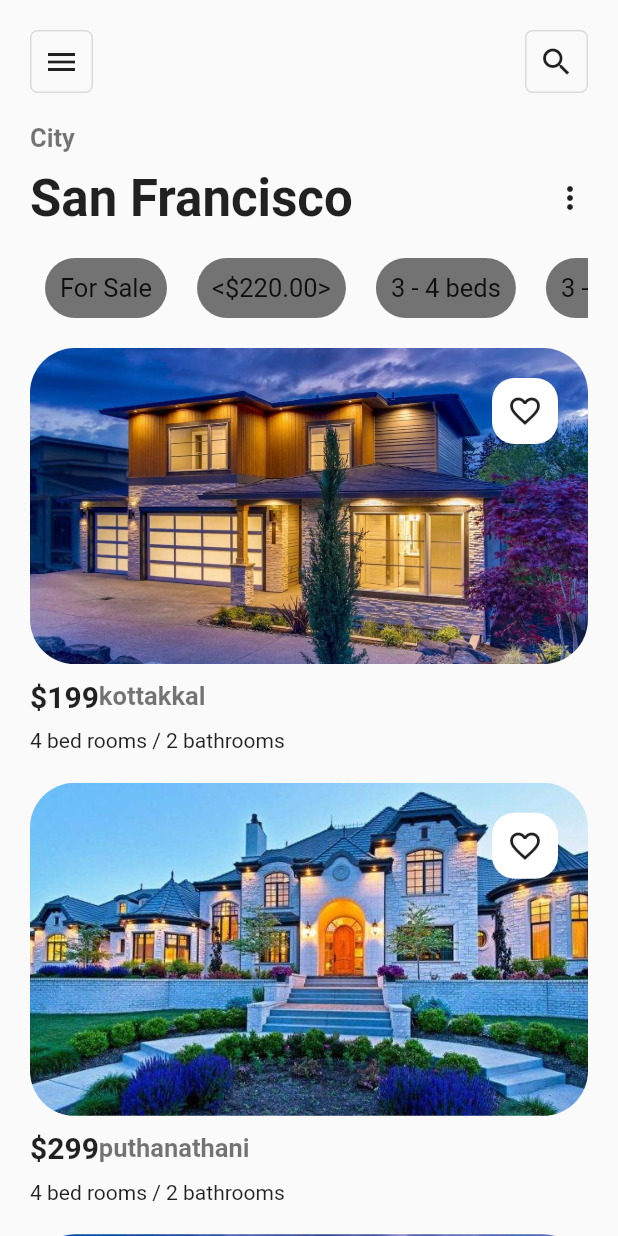
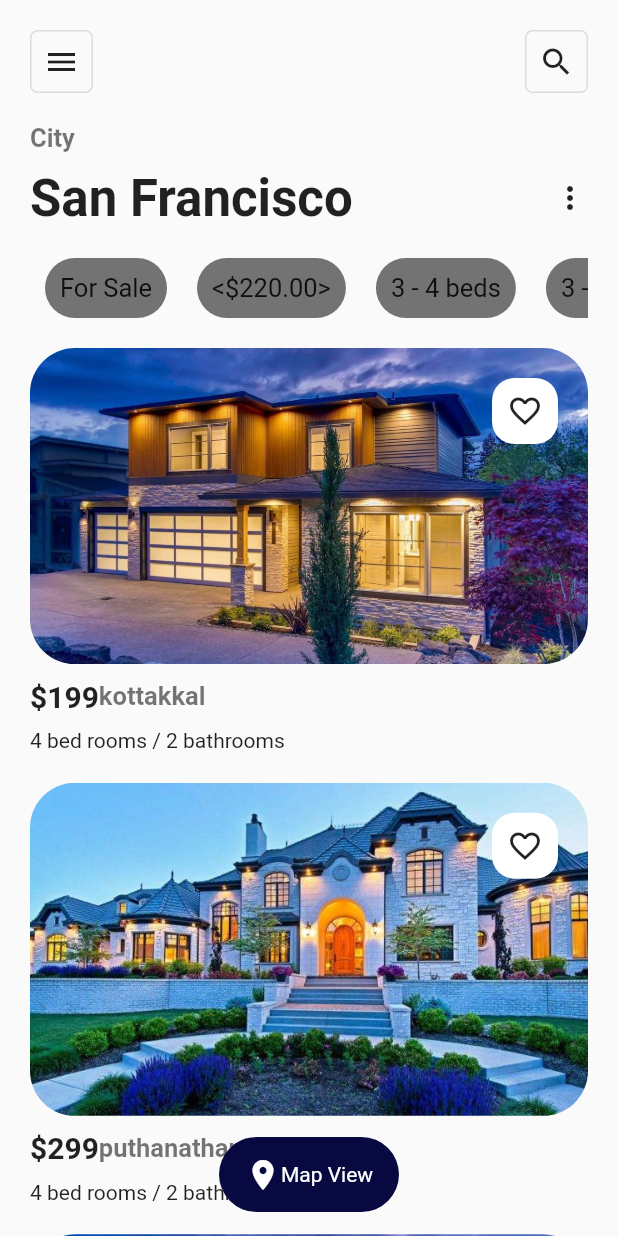
Before and after one commit to 5cientist/newTrailApp, a Flutter app: the screen it shows after launch, on a phone screen of 412 x 824 dp. Run offline on Flutter 3.47's test engine with Material 2 defaults, Android fonts, the phone set to English and light mode, and no system bars.

Commit message:
homepage completed

```diff
--- a/lib/screens/homepage/homepage.dart
+++ b/lib/screens/homepage/homepage.dart
@@ -6,6 +6,30 @@ class HomePage extends StatelessWidget {
   @override
   Widget build(BuildContext context) {
     return Scaffold(
+      floatingActionButtonLocation: FloatingActionButtonLocation.centerFloat,
+      floatingActionButton: Container(
+          height: 50,
+          width: 120,
+          padding: EdgeInsets.all(10.0),
+          decoration: BoxDecoration(
+            borderRadius: BorderRadius.circular(30.0),
+            color: Color.fromRGBO(9, 9, 65, 1),
+          ),
+          child: Row(
+            mainAxisAlignment: MainAxisAlignment.center,
+            children: [
+              Icon(
+                Icons.place,
+                color: Colors.white,
+              ),
+              Text(
+                "Map View",
+                style: TextStyle(
+                  color: Colors.white,
+                ),
+              ),
+            ],
+          )),
       body: SafeArea(
         child: SingleChildScrollView(
           padding: EdgeInsets.symmetric(horizontal: 20),
```
